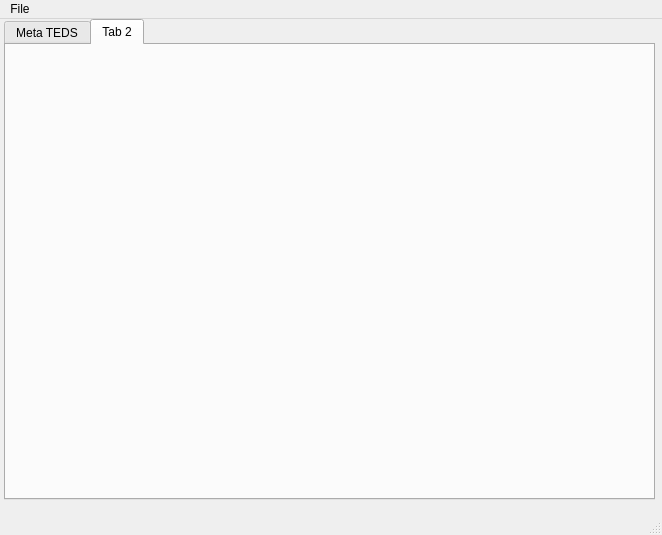
Before: the Qt Designer form teds-editor.ui in DIGI2-FEUP/IEEE1451.0_TEDS_Editor, drawn with Qt 5.
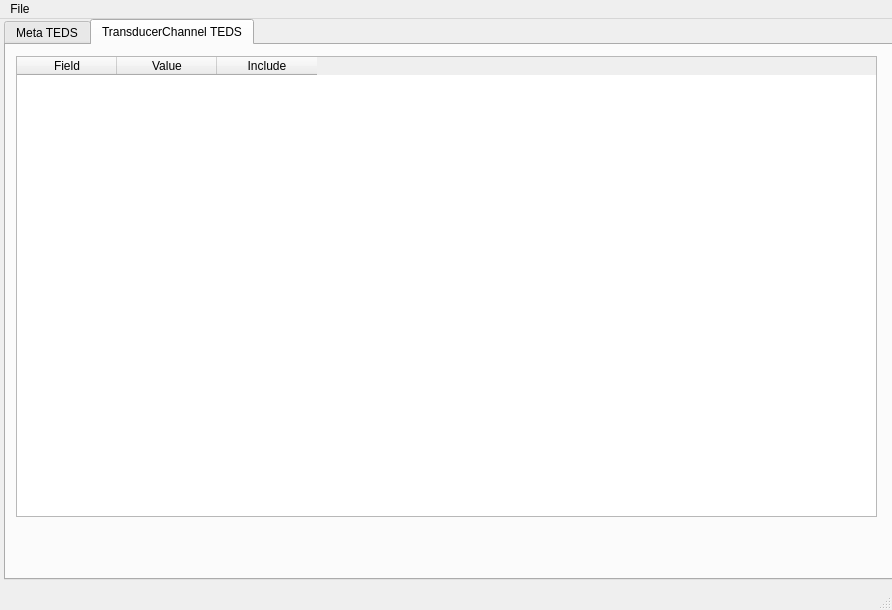
After: the same form once the commit is applied. The open tabs and pages were chosen to show the change.

The edit to the form file:
```diff
--- a/teds-editor.ui
+++ b/teds-editor.ui
@@ -6,8 +6,8 @@
    <rect>
     <x>0</x>
     <y>0</y>
-    <width>662</width>
-    <height>535</height>
+    <width>892</width>
+    <height>610</height>
    </rect>
   </property>
   <property name="windowTitle">
@@ -19,8 +19,8 @@
      <rect>
       <x>4</x>
       <y>0</y>
-      <width>651</width>
-      <height>481</height>
+      <width>891</width>
+      <height>561</height>
      </rect>
     </property>
     <property name="currentIndex">
@@ -66,8 +66,36 @@
     </widget>
     <widget class="QWidget" name="channelTedsTab_2">
      <attribute name="title">
-      <string>Tab 2</string>
+      <string>TransducerChannel TEDS</string>
      </attribute>
+     <widget class="QTableWidget" name="transducerChannelTable">
+      <property name="geometry">
+       <rect>
+        <x>10</x>
+        <y>11</y>
+        <width>861</width>
+        <height>461</height>
+       </rect>
+      </property>
+      <property name="columnCount">
+       <number>3</number>
+      </property>
+      <column>
+       <property name="text">
+        <string>Field</string>
+       </property>
+      </column>
+      <column>
+       <property name="text">
+        <string>Value</string>
+       </property>
+      </column>
+      <column>
+       <property name="text">
+        <string>Include</string>
+       </property>
+      </column>
+     </widget>
     </widget>
    </widget>
   </widget>
@@ -76,7 +104,7 @@
     <rect>
      <x>0</x>
      <y>0</y>
-     <width>662</width>
+     <width>892</width>
      <height>26</height>
     </rect>
    </property>
```
Left out of the diff: 22 changed lines with no effect on the pictures.
